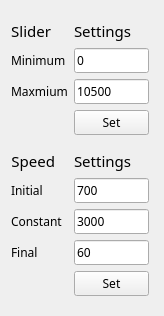
Old version of the form gui/setwindow.ui in the repository ZhengyiZ/IX83-GUI-Qt.
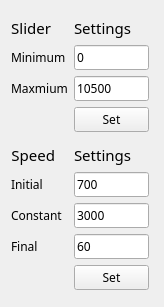
New version of the form.

Diff of the .ui file:
```diff
--- a/gui/setwindow.ui
+++ b/gui/setwindow.ui
@@ -6,10 +6,16 @@
    <rect>
     <x>0</x>
     <y>0</y>
-    <width>164</width>
-    <height>316</height>
+    <width>161</width>
+    <height>292</height>
    </rect>
   </property>
+  <property name="maximumSize">
+   <size>
+    <width>240</width>
+    <height>435</height>
+   </size>
+  </property>
   <property name="windowTitle">
    <string>Form</string>
   </property>
```
Left out of the diff: 26 changed lines with no effect on the pictures.
